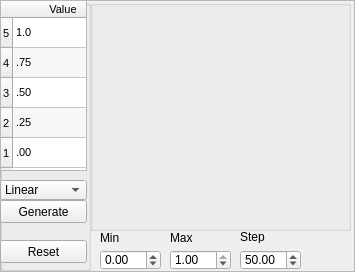
Above: ground/openpilotgcs/src/plugins/config/mixercurve.ui from openpilot/OpenPilot before the change. Below: the same form after it.
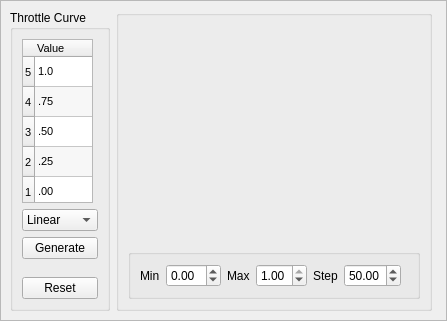
That is the form after the change. Custom widgets are drawn as their Qt base class.

Commit message: MixerCurve: integrated into all airframes.

```diff
--- a/ground/openpilotgcs/src/plugins/config/mixercurve.ui
+++ b/ground/openpilotgcs/src/plugins/config/mixercurve.ui
@@ -6,8 +6,8 @@
    <rect>
     <x>0</x>
     <y>0</y>
-    <width>355</width>
-    <height>272</height>
+    <width>447</width>
+    <height>321</height>
    </rect>
   </property>
   <property name="sizePolicy">
@@ -24,8 +24,8 @@
   </property>
   <property name="maximumSize">
    <size>
-    <width>500</width>
-    <height>500</height>
+    <width>1000</width>
+    <height>1000</height>
    </size>
   </property>
   <property name="baseSize">
@@ -43,72 +43,40 @@
   <property name="frameShadow">
    <enum>QFrame::Raised</enum>
   </property>
-  <widget class="QGroupBox" name="verticalGroupBox">
+  <widget class="QWidget" name="horizontalLayoutWidget">
    <property name="geometry">
     <rect>
-     <x>90</x>
-     <y>0</y>
-     <width>261</width>
-     <height>231</height>
+     <x>10</x>
+     <y>10</y>
+     <width>422</width>
+     <height>301</height>
     </rect>
    </property>
-   <layout class="QGridLayout" name="gridLayout">
+   <layout class="QHBoxLayout" name="MainLayout">
+    <item>
+     <layout class="QVBoxLayout" name="verticalLayout_2">
     <property name="sizeConstraint">
-     <enum>QLayout::SetMinAndMaxSize</enum>
-    </property>
-    <item row="1" column="0">
-     <widget class="MixerCurveWidget" name="CurveWidget" native="true">
-      <property name="sizePolicy">
-       <sizepolicy hsizetype="Expanding" vsizetype="Expanding">
-        <horstretch>1</horstretch>
-        <verstretch>1</verstretch>
-       </sizepolicy>
-      </property>
-      <property name="minimumSize">
-       <size>
-        <width>50</width>
-        <height>50</height>
-       </size>
-      </property>
+       <enum>QLayout::SetDefaultConstraint</enum>
+      </property>
+      <item>
+       <widget class="QGroupBox" name="CurveGroup">
       <property name="maximumSize">
        <size>
-        <width>1000</width>
-        <height>1000</height>
-       </size>
-      </property>
-      <property name="sizeIncrement">
-       <size>
-        <width>10</width>
-        <height>10</height>
-       </size>
-      </property>
-      <property name="baseSize">
-       <size>
-        <width>200</width>
-        <height>200</height>
-       </size>
-      </property>
-     </widget>
-    </item>
-   </layout>
-  </widget>
-  <widget class="QGroupBox" name="groupBox">
-   <property name="geometry">
-    <rect>
-     <x>0</x>
-     <y>0</y>
-     <width>91</width>
-     <height>271</height>
-    </rect>
-   </property>
+          <width>100</width>
+          <height>16777215</height>
+         </size>
+        </property>
+        <property name="title">
+         <string>Throttle Curve</string>
+        </property>
+        <layout class="QVBoxLayout" name="verticalLayout">
+         <item>
    <widget class="QTableWidget" name="CurveSettings">
-    <property name="geometry">
-     <rect>
-      <x>0</x>
-      <y>0</y>
-      <width>87</width>
-      <height>171</height>
-     </rect>
+           <property name="maximumSize">
+            <size>
+             <width>71</width>
+             <height>200</height>
+            </size>
     </property>
     <property name="font">
      <font>
@@ -162,6 +130,9 @@
      <property name="text">
       <string>Value</string>
      </property>
+            <property name="textAlignment">
+             <set>AlignJustify|AlignVCenter</set>
+            </property>
     </column>
     <item row="0" column="0">
      <property name="text">
@@ -189,15 +160,9 @@
      </property>
     </item>
    </widget>
+         </item>
+         <item>
    <widget class="QComboBox" name="CurveType">
-    <property name="geometry">
-     <rect>
-      <x>0</x>
-      <y>180</y>
-      <width>87</width>
-      <height>20</height>
-     </rect>
-    </property>
     <item>
      <property name="text">
       <string>Linear</string>
@@ -224,55 +189,118 @@
      </property>
     </item>
    </widget>
+         </item>
+         <item>
    <widget class="QPushButton" name="GenerateCurve">
-    <property name="geometry">
-     <rect>
-      <x>0</x>
-      <y>200</y>
-      <width>87</width>
-      <height>23</height>
-     </rect>
-    </property>
     <property name="text">
      <string>Generate</string>
     </property>
    </widget>
+         </item>
+         <item>
+          <spacer name="verticalSpacer">
+           <property name="orientation">
+            <enum>Qt::Vertical</enum>
+           </property>
+           <property name="sizeHint" stdset="0">
+            <size>
+             <width>20</width>
+             <height>40</height>
+            </size>
+           </property>
+          </spacer>
+         </item>
+         <item>
    <widget class="QPushButton" name="ResetCurve">
-    <property name="geometry">
-     <rect>
-      <x>0</x>
-      <y>240</y>
-      <width>87</width>
-      <height>23</height>
-     </rect>
-    </property>
     <property name="text">
      <string>Reset</string>
     </property>
    </widget>
-  </widget>
+         </item>
+        </layout>
+        <zorder>GenerateCurve</zorder>
+        <zorder>CurveSettings</zorder>
+        <zorder>ResetCurve</zorder>
+        <zorder>CurveType</zorder>
+        <zorder>verticalSpacer</zorder>
+       </widget>
+      </item>
+     </layout>
+    </item>
+    <item>
+     <layout class="QHBoxLayout" name="horizontalLayout_2">
+      <property name="sizeConstraint">
+       <enum>QLayout::SetDefaultConstraint</enum>
+      </property>
+      <item>
+       <widget class="QGroupBox" name="verticalGroupBox">
+        <property name="sizePolicy">
+         <sizepolicy hsizetype="MinimumExpanding" vsizetype="MinimumExpanding">
+          <horstretch>1</horstretch>
+          <verstretch>1</verstretch>
+         </sizepolicy>
+        </property>
+        <layout class="QGridLayout" name="gridLayout">
+         <property name="sizeConstraint">
+          <enum>QLayout::SetMinAndMaxSize</enum>
+         </property>
+         <item row="1" column="0">
+          <widget class="MixerCurveWidget" name="CurveWidget" native="true">
+           <property name="sizePolicy">
+            <sizepolicy hsizetype="MinimumExpanding" vsizetype="MinimumExpanding">
+             <horstretch>5</horstretch>
+             <verstretch>5</verstretch>
+            </sizepolicy>
+           </property>
+           <property name="minimumSize">
+            <size>
+             <width>50</width>
+             <height>50</height>
+            </size>
+           </property>
+           <property name="maximumSize">
+            <size>
+             <width>1000</width>
+             <height>1000</height>
+            </size>
+           </property>
+           <property name="sizeIncrement">
+            <size>
+             <width>10</width>
+             <height>10</height>
+            </size>
+           </property>
+           <property name="baseSize">
+            <size>
+             <width>200</width>
+             <height>200</height>
+            </size>
+           </property>
+           <property name="font">
+            <font>
+             <pointsize>7</pointsize>
+            </font>
+           </property>
+           <zorder>CurveGroup</zorder>
+          </widget>
+         </item>
+         <item row="2" column="0">
+          <layout class="QHBoxLayout" name="horizontalLayout_3">
+           <item>
+            <widget class="QGroupBox" name="groupBox_2">
+             <property name="title">
+              <string/>
+             </property>
+             <layout class="QHBoxLayout" name="horizontalLayout">
+              <item>
   <widget class="QLabel" name="minLabel">
-   <property name="geometry">
-    <rect>
-     <x>100</x>
-     <y>230</y>
-     <width>61</width>
-     <height>16</height>
-    </rect>
-   </property>
    <property name="text">
     <string>Min</string>
    </property>
   </widget>
+              </item>
+              <item>
   <widget class="QDoubleSpinBox" name="CurveMin">
-   <property name="geometry">
-    <rect>
-     <x>100</x>
-     <y>250</y>
-     <width>61</width>
-     <height>20</height>
-    </rect>
-   </property>
    <property name="correctionMode">
     <enum>QAbstractSpinBox::CorrectToNearestValue</enum>
    </property>
@@ -289,57 +317,16 @@
     <double>0.000000000000000</double>
    </property>
   </widget>
-  <widget class="QLabel" name="stepLabel">
-   <property name="geometry">
-    <rect>
-     <x>240</x>
-     <y>230</y>
-     <width>87</width>
-     <height>13</height>
-    </rect>
-   </property>
-   <property name="text">
-    <string>Step</string>
-   </property>
-  </widget>
-  <widget class="QDoubleSpinBox" name="CurveStep">
-   <property name="geometry">
-    <rect>
-     <x>240</x>
-     <y>250</y>
-     <width>61</width>
-     <height>20</height>
-    </rect>
-   </property>
-   <property name="correctionMode">
-    <enum>QAbstractSpinBox::CorrectToNearestValue</enum>
-   </property>
-   <property name="value">
-    <double>50.000000000000000</double>
-   </property>
-  </widget>
+              </item>
+              <item>
   <widget class="QLabel" name="maxLabel">
-   <property name="geometry">
-    <rect>
-     <x>170</x>
-     <y>230</y>
-     <width>51</width>
-     <height>16</height>
-    </rect>
-   </property>
    <property name="text">
     <string>Max</string>
    </property>
   </widget>
+              </item>
+              <item>
   <widget class="QDoubleSpinBox" name="CurveMax">
-   <property name="geometry">
-    <rect>
-     <x>170</x>
-     <y>250</y>
-     <width>61</width>
-     <height>20</height>
-    </rect>
-   </property>
    <property name="correctionMode">
     <enum>QAbstractSpinBox::CorrectToNearestValue</enum>
    </property>
@@ -356,14 +343,49 @@
     <double>1.000000000000000</double>
    </property>
   </widget>
-  <zorder>groupBox</zorder>
-  <zorder>verticalGroupBox</zorder>
-  <zorder>minLabel</zorder>
-  <zorder>CurveMin</zorder>
-  <zorder>stepLabel</zorder>
-  <zorder>CurveStep</zorder>
-  <zorder>maxLabel</zorder>
-  <zorder>CurveMax</zorder>
+              </item>
+              <item>
+               <widget class="QLabel" name="stepLabel">
+                <property name="text">
+                 <string>Step</string>
+                </property>
+               </widget>
+              </item>
+              <item>
+               <widget class="QDoubleSpinBox" name="CurveStep">
+                <property name="correctionMode">
+                 <enum>QAbstractSpinBox::CorrectToNearestValue</enum>
+                </property>
+                <property name="value">
+                 <double>50.000000000000000</double>
+                </property>
+               </widget>
+              </item>
+              <item>
+               <spacer name="horizontalSpacer">
+                <property name="orientation">
+                 <enum>Qt::Horizontal</enum>
+                </property>
+                <property name="sizeHint" stdset="0">
+                 <size>
+                  <width>40</width>
+                  <height>20</height>
+                 </size>
+                </property>
+               </spacer>
+              </item>
+             </layout>
+            </widget>
+           </item>
+          </layout>
+         </item>
+        </layout>
+       </widget>
+      </item>
+     </layout>
+    </item>
+   </layout>
+  </widget>
  </widget>
  <customwidgets>
   <customwidget>
```
Lines whose indentation alone changed are shown as unchanged. The commit also changes 6 other files.
